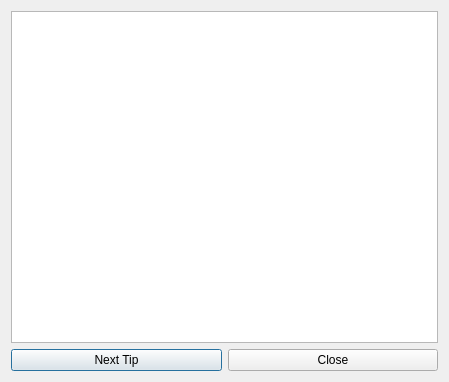
First picture: the form in src/view/ui/tipsdialog.ui, repository EsGeh/function-graph-explorer, before the edit.
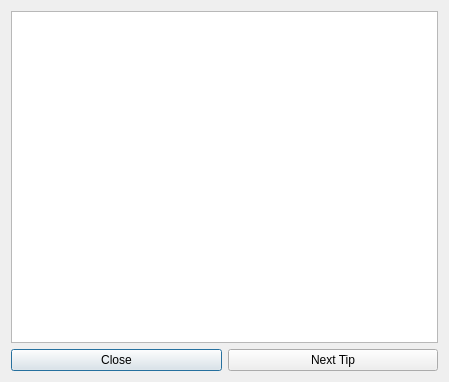
Second picture: the form after the edit.

Patch:
```diff
--- a/src/view/ui/tipsdialog.ui
+++ b/src/view/ui/tipsdialog.ui
@@ -33,13 +33,6 @@
    </item>
    <item>
     <layout class="QHBoxLayout" name="horizontalLayout">
-     <item>
-      <widget class="QPushButton" name="nextTipBtn">
-       <property name="text">
-        <string>Next Tip</string>
-       </property>
-      </widget>
-     </item>
      <item>
       <widget class="QPushButton" name="closeBtn">
        <property name="text">
@@ -53,6 +46,13 @@
        </property>
       </widget>
      </item>
+     <item>
+      <widget class="QPushButton" name="nextTipBtn">
+       <property name="text">
+        <string>Next Tip</string>
+       </property>
+      </widget>
+     </item>
     </layout>
    </item>
   </layout>
```
Left out of the diff: 3 changed lines with no effect on the pictures.
